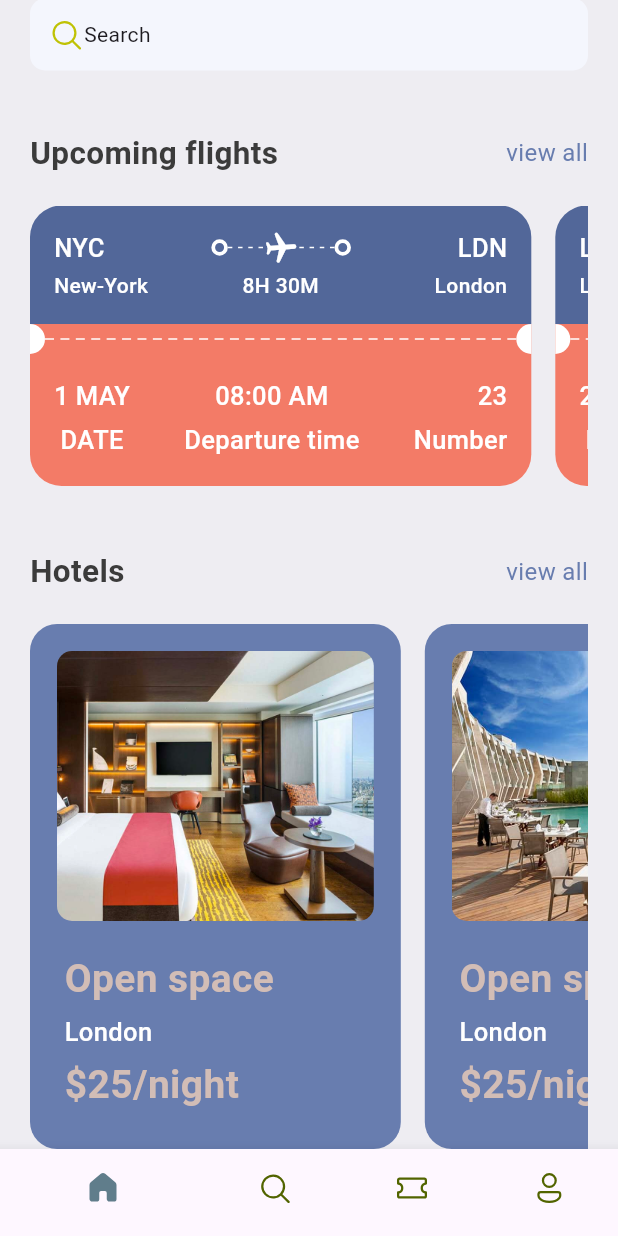
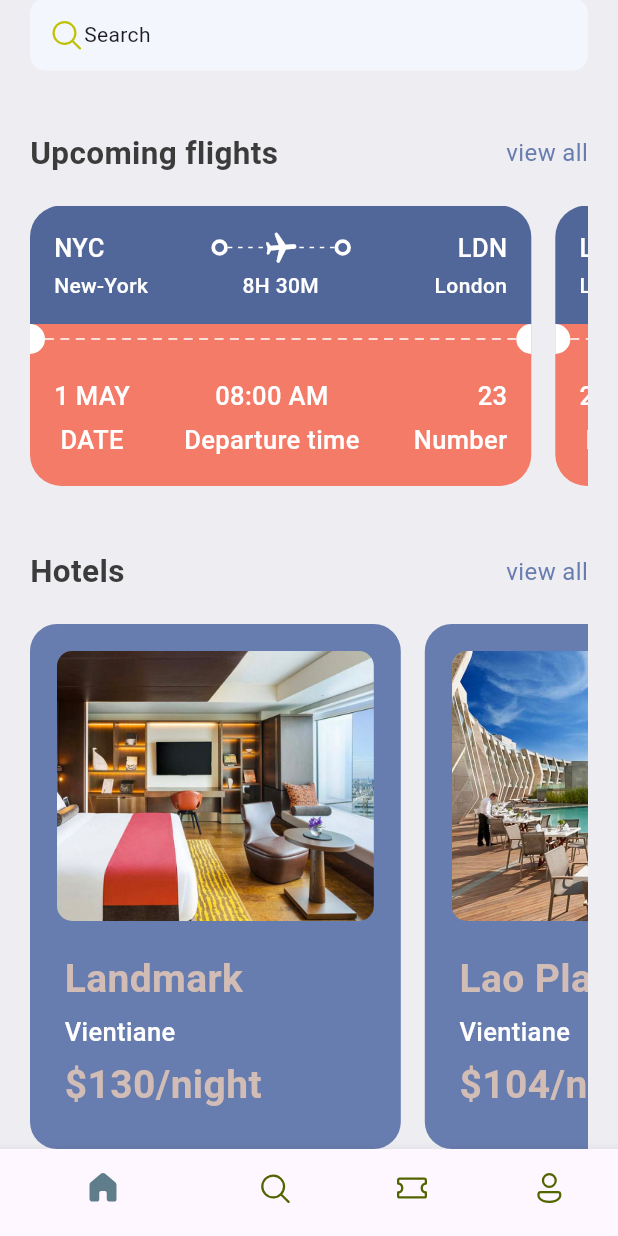
Before and after one commit to ErnestAlf222/ticket-app, a Flutter app: the screen it shows after launch, scrolled down 131 dp, on a phone screen of 412 x 824 dp. Run offline on Flutter 3.47's test engine with Material 3 defaults, Android fonts, the phone set to English and light mode, and no system bars; our stand-ins replace fluentui_icons, go_router.

```diff
--- a/lib/base/bottom_nav_bar.dart
+++ b/lib/base/bottom_nav_bar.dart
@@ -13,7 +13,7 @@ class _BottomNavBarState extends State<BottomNavBar> {
   // list is iterable using index
   final appScreens = [
     const HomeScreen(),
-    const Center(child: Text("Search")),
+    const SearchScreen(),
     const Center(child: Text("Tickets")),
     const Center(child: Text("Profile")),
   ];
--- a/lib/base/utils/all_json.dart
+++ b/lib/base/utils/all_json.dart
@@ -144,7 +144,7 @@ List<Map<String, dynamic>> ticketList = [
 List<Map<String, dynamic>> hotelList = [
   {
     'image': 'one.png',
-    'place': 'Landmark Mekong',
+    'place': 'Landmark',
     'destination': 'Vientiane',
     'price': 130,
     'details':
--- a/lib/screens/widgets/hotel.dart
+++ b/lib/screens/home/widgets/hotel.dart
@@ -1,5 +1,4 @@
 import 'package:flutter/material.dart';
-import 'package:ticket_app/base/res/media.dart';
 import 'package:ticket_app/base/res/styles/app_styles.dart';
 
 class Hotel extends StatelessWidget {
@@ -36,15 +35,15 @@ class Hotel extends StatelessWidget {
           Padding(
             padding: const EdgeInsets.only(left: 15),
             child: Text(
-              "Open space",
-              style: AppStyles.headLineStyle1.copyWith(color: AppStyles.kakiColor),
+               hotel['place'],
+              style: AppStyles.headLineStyle1.copyWith(color: AppStyles.kakiColor,),
             ),
           ),
           const SizedBox(height: 5),
           Padding(
             padding: const EdgeInsets.only(left: 15),
             child: Text(
-              "London",
+              hotel['destination'],
               style: AppStyles.headLineStyle3.copyWith(color: Colors.white),
             ),
           ),
@@ -52,11 +51,10 @@ class Hotel extends StatelessWidget {
           Padding(
             padding: const EdgeInsets.only(left: 15),
             child: Text(
-              "\$25/night",
+              "\$${hotel['price']}/night",
               style: AppStyles.headLineStyle1.copyWith(color: AppStyles.kakiColor),
             ),
           ),
-
         ],
       ),
 
```
Also changed, not shown: lib/screens/screens.dart (+6 -3 lines), lib/screens/search/search_screen.dart (added, +28 -0 lines), lib/screens/search/widgets/app_text_icon.dart (added, +20 -0 lines), lib/screens/search/widgets/app_ticket_tabs.dart (added, +63 -0 lines), lib/screens/home/all_tickets.dart (renamed from lib/screens/all_tickets.dart), lib/screens/home/home_screen.dart (renamed from lib/screens/home_screen.dart).
